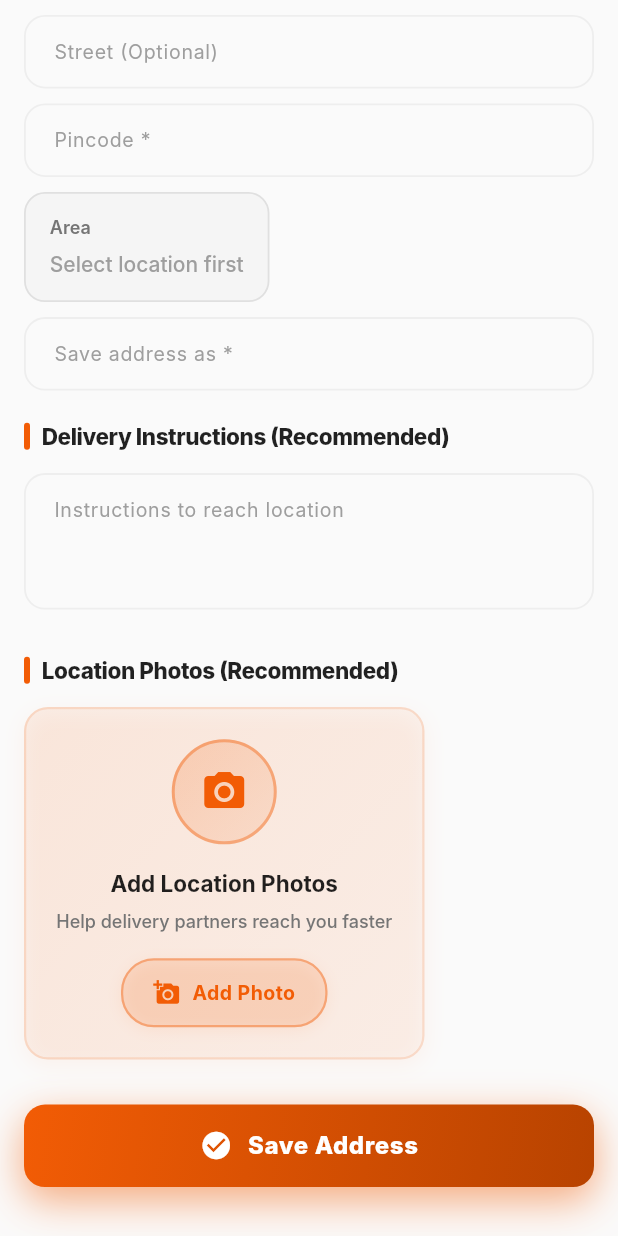
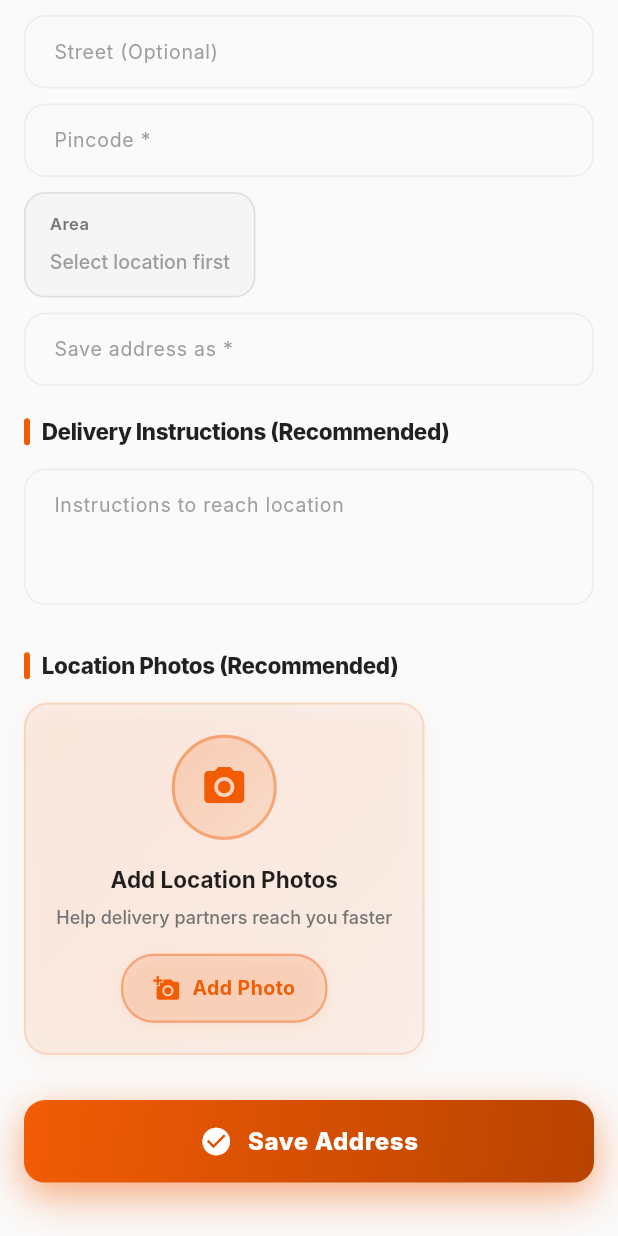
Before and after one commit to bhushannaikwade83-cmd/MAHAMAINTAINPRO, a Flutter app: the AddAddressScreen screen opened directly, scrolled down 411 dp, on a phone screen of 412 x 824 dp. Run offline on Flutter 3.47's test engine with Material 3 defaults, Android fonts, the phone set to English and light mode, and no system bars; our stand-ins replace firebase_core, firebase_messaging, flutter_riverpod, geolocator, go_router, google_maps_flutter and 3 more; missing offline and left inert: razorpay_flutter; accounts and stored records are empty; network calls fail; Roboto replaces fonts that are missing (Inter).

Commit message:
Improve Area field visibility and text display
- Wrap text in Flexible widget for better flexibility
- Increase maxLines to 4 for longer addresses
- Improve spacing and font styling
- Better match header style for consistency

Co-Authored-By: Claude Haiku 4.5 <noreply@anthropic.com>

```diff
--- a/lib/screens/add_address_screen.dart
+++ b/lib/screens/add_address_screen.dart
@@ -989,7 +989,7 @@ class _AddAddressScreenState extends State<AddAddressScreen> with SingleTickerPr
 
   Widget _buildReadOnlyField(String label, String value) {
     return Container(
-      padding: const EdgeInsets.symmetric(horizontal: 16, vertical: 14),
+      padding: const EdgeInsets.symmetric(horizontal: 16, vertical: 12),
       decoration: BoxDecoration(
         color: Colors.grey.shade100,
         borderRadius: BorderRadius.circular(14),
@@ -1001,22 +1001,25 @@ class _AddAddressScreenState extends State<AddAddressScreen> with SingleTickerPr
           Text(
             label,
             style: TextStyle(
-              fontSize: 12,
+              fontSize: 11,
               fontWeight: FontWeight.w600,
               color: Colors.grey.shade600,
+              letterSpacing: 0.3,
             ),
           ),
-          const SizedBox(height: 6),
-          Text(
-            value.isEmpty ? 'Select location first' : value,
-            style: TextStyle(
-              fontSize: 14,
-              fontWeight: FontWeight.w500,
-              color: value.isEmpty ? Colors.grey.shade500 : Colors.black87,
-              height: 1.4,
+          const SizedBox(height: 8),
+          Flexible(
+            child: Text(
+              value.isEmpty ? 'Select location first' : value,
+              style: TextStyle(
+                fontSize: 13,
+                fontWeight: FontWeight.w500,
+                color: value.isEmpty ? Colors.grey.shade500 : Colors.black87,
+                height: 1.5,
+              ),
+              maxLines: 4,
+              overflow: TextOverflow.ellipsis,
             ),
-            maxLines: 3,
-            overflow: TextOverflow.ellipsis,
           ),
         ],
       ),
```
